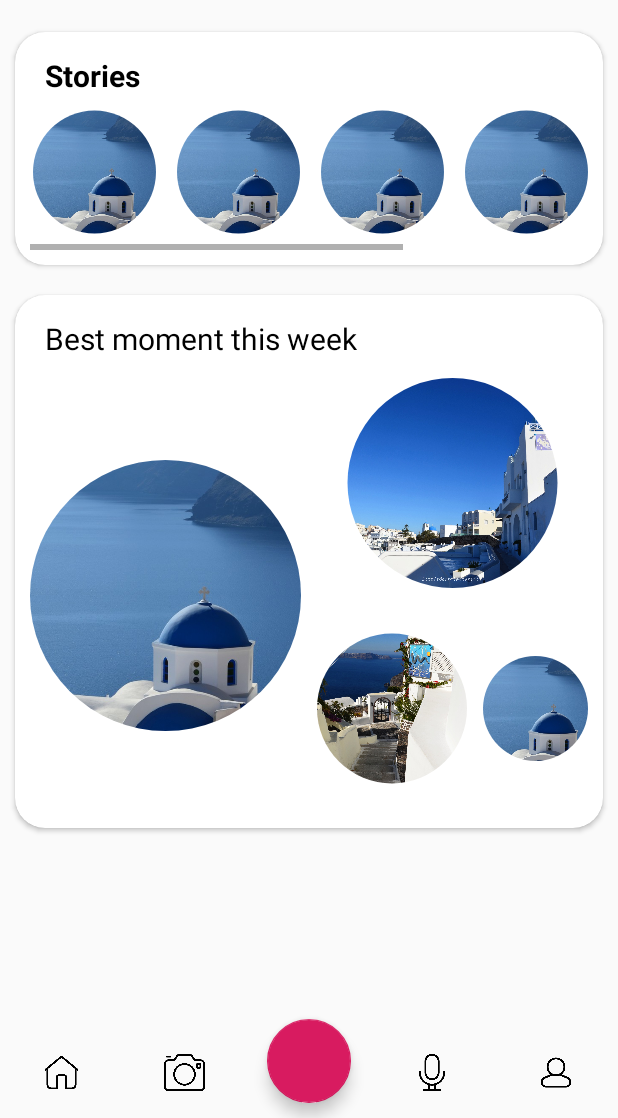
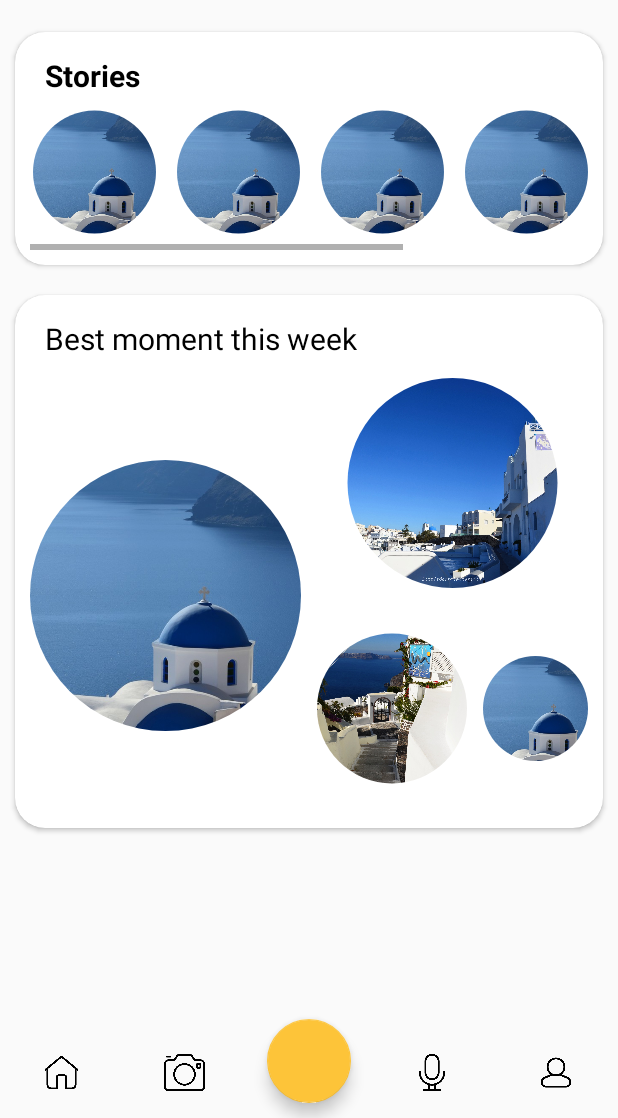
Before and after one commit to Mrsquuuid/MyJournal, an Android app: the MainActivity screen opened directly, with no data from a screen before it, on a phone screen of 412 x 824 dp, the part 118-1236 px from its top. Run offline under Robolectric (Android 15) with nearby library versions, the phone set to English and light mode, and no system bars; our stand-ins replace CircleImageView; libraries missing offline, so code that uses them is left out: cc.trity.floatingactionbutton, com.makeramen.roundedimageview; plain views replace FloatingActionButton, RoundedImageView; 2 statements that could not run were skipped.

Commit message:
Change colorAccent to orange

```diff
--- a/MyDiary/app/src/main/res/values/colors.xml
+++ b/MyDiary/app/src/main/res/values/colors.xml
@@ -2,10 +2,7 @@
 <resources>
     <color name="colorPrimary">#008577</color>
     <color name="colorPrimaryDark">#00574B</color>
-    <color name="colorAccent">#D81B60</color>
-<!--    <color name="colorPrimary">#3F51B5</color>-->
-<!--    <color name="colorPrimaryDark">#303F9F</color>-->
-<!--    <color name="colorAccent">#FF4081</color>-->
+    <color name="colorAccent">#FDC439</color>
     <color name="gray">#bbafb4</color>
     <color name="black">#343232</color>
     <color name="black_semi_transparent">#B2000000</color>
```
